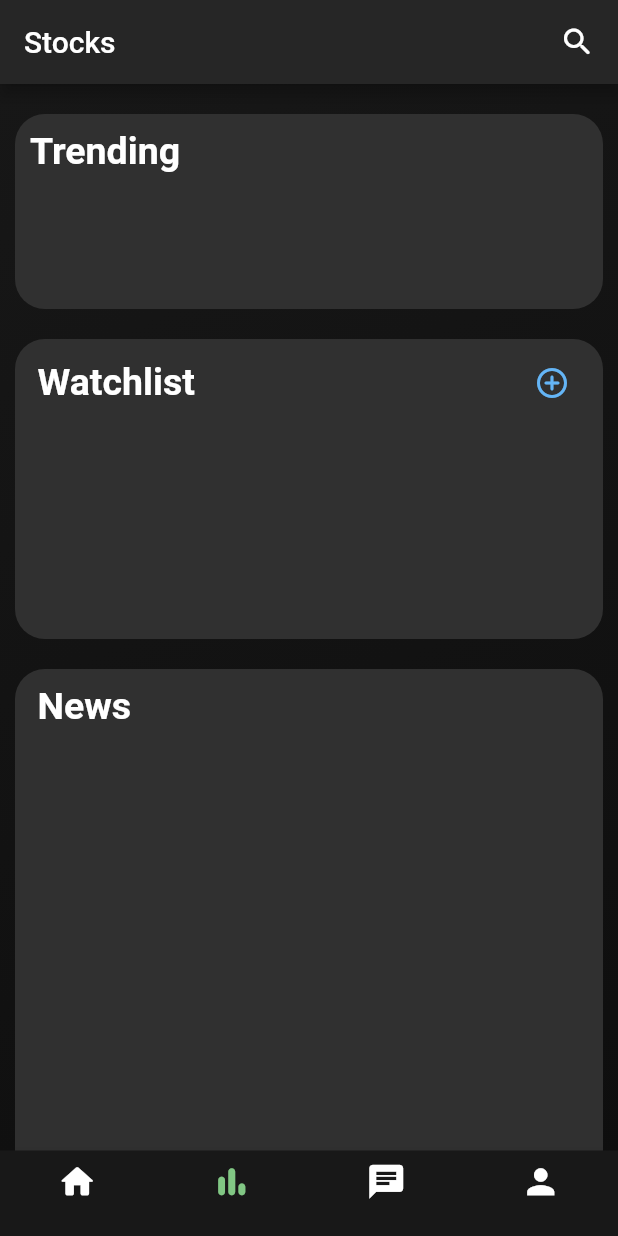
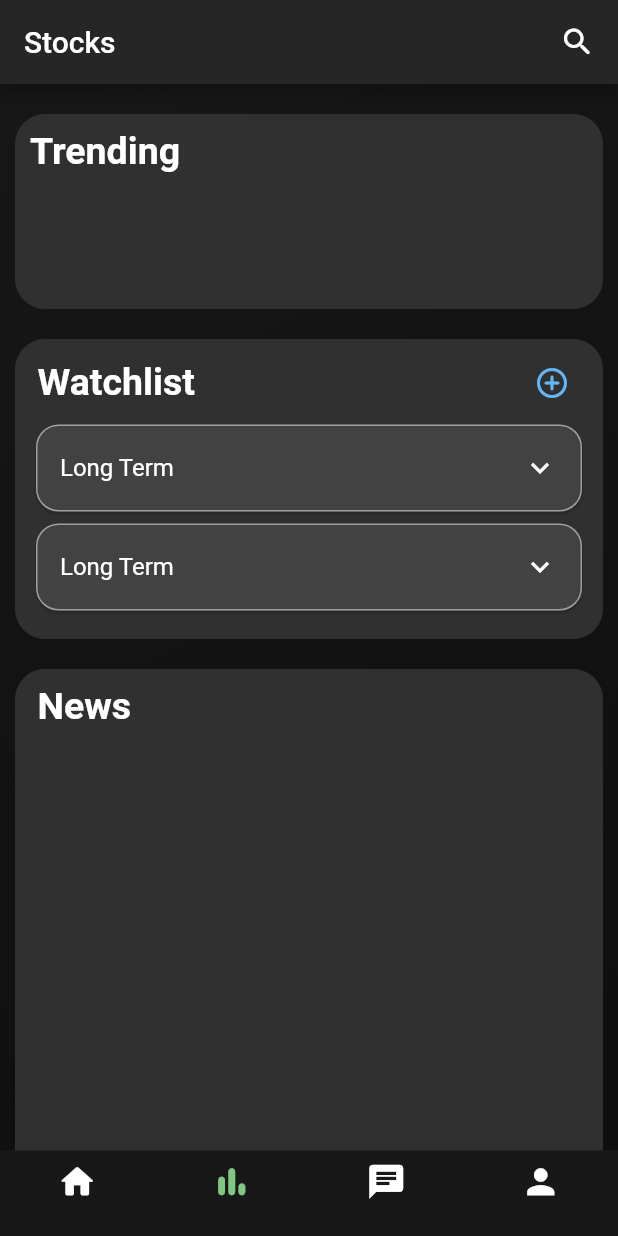
Before and after one commit to Bambalow28/StockMeUp, a Flutter app: the StockPage screen opened directly, on a phone screen of 412 x 824 dp. Run offline on Flutter 3.47's test engine with Material 2 defaults, Android fonts, the light colour scheme and no system bars; our stand-ins replace cloud_firestore, firebase_auth, firebase_core, fl_chart, webview_flutter; accounts and stored records are empty; network calls fail.

Commit message:
UI fixes

```diff
--- a/lib/stocksPage/stocks.dart
+++ b/lib/stocksPage/stocks.dart
@@ -412,7 +412,7 @@ class _StockPage extends State<StockPage> {
                                                             filled: true,
                                                             isDense: true,
                                                             fillColor: Colors
-                                                                .grey[800],
+                                                                .grey[850],
                                                             hintText:
                                                                 'Enter Watchlist Name',
                                                             hintStyle: TextStyle(
@@ -472,7 +472,7 @@ class _StockPage extends State<StockPage> {
                                                             20,
                                                     height: 230.0,
                                                     decoration: BoxDecoration(
-                                                        color: Colors.grey[800],
+                                                        color: Colors.grey[850],
                                                         borderRadius:
                                                             BorderRadius.all(
                                                                 Radius.circular(
@@ -482,7 +482,7 @@ class _StockPage extends State<StockPage> {
                                                         Container(
                                                           margin:
                                                               EdgeInsets.only(
-                                                                  top: 10.0,
+                                                                  top: 20.0,
                                                                   left: 20.0,
                                                                   right: 20.0,
                                                                   bottom: 10.0),
@@ -498,7 +498,7 @@ class _StockPage extends State<StockPage> {
                                                               isDense: true,
                                                               filled: true,
                                                               fillColor: Colors
-                                                                  .grey[800],
+                                                                  .grey[850],
                                                               hintText:
                                                                   'Search',
                                                               suffixIcon: Icon(
@@ -602,6 +602,69 @@ class _StockPage extends State<StockPage> {
                                   ),
                                 ),
                               ],
+                            ),
+                            Expanded(
+                              child: ListView.builder(
+                                  itemCount: 2,
+                                  scrollDirection: Axis.vertical,
+                                  itemBuilder:
+                                      (BuildContext context, int index) {
+                                    return Container(
+                                        margin: EdgeInsets.only(
+                                            left: 10.0, right: 10.0),
+                                        child: Theme(
+                                          data: Theme.of(context).copyWith(
+                                              unselectedWidgetColor:
+                                                  Colors.white),
+                                          child: Card(
+                                            color: Colors.grey[800],
+                                            shape: RoundedRectangleBorder(
+                                              side: BorderSide(
+                                                  color: Colors.grey, width: 1),
+                                              borderRadius:
+                                                  BorderRadius.circular(15),
+                                            ),
+                                            child: ExpansionTile(
+                                              iconColor: Colors.white,
+                                              title: Text('Long Term',
+                                                  style: TextStyle(
+                                                      color: Colors.white)),
+                                              children: <Widget>[
+                                                Column(
+                                                  children: <Widget>[
+                                                    Container(
+                                                        margin: EdgeInsets.only(
+                                                            left: 10.0,
+                                                            right: 10.0),
+                                                        child: Expanded(
+                                                          child:
+                                                              ListView.builder(
+                                                                  itemCount: 2,
+                                                                  scrollDirection:
+                                                                      Axis
+                                                                          .vertical,
+                                                                  itemBuilder:
+                                                                      (BuildContext
+                                                                              context,
+                                                                          int index) {
+                                                                    return Container(
+                                                                      child:
+                                                                          Text(
+                                                                        'APPL',
+                                                                        style: TextStyle(
+                                                                            color:
+                                                                                Colors.white),
+                                                                      ),
+                                                                    );
+                                                                  }),
+                                                        ))
+                                                  ],
+                                                )
+                                              ],
+                                            ),
+                                          ),
+                                        ));
+                                  }),
                             )
                           ],
                         ),
@@ -668,7 +731,8 @@ class _StockPage extends State<StockPage> {
                                                   .width,
                                               height: 100.0,
                                               decoration: BoxDecoration(
-                                                  color: Colors.grey[800],
+                                                  color: Colors.grey[300]!
+                                                      .withOpacity(0.1),
                                                   border: Border.all(
                                                       color: Colors.grey,
                                                       width: 1.0),
```
